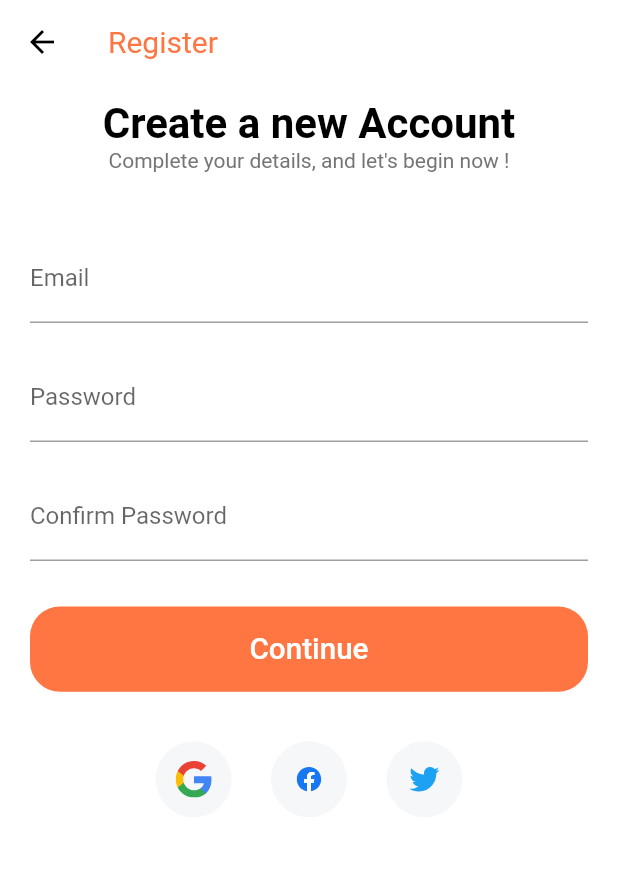
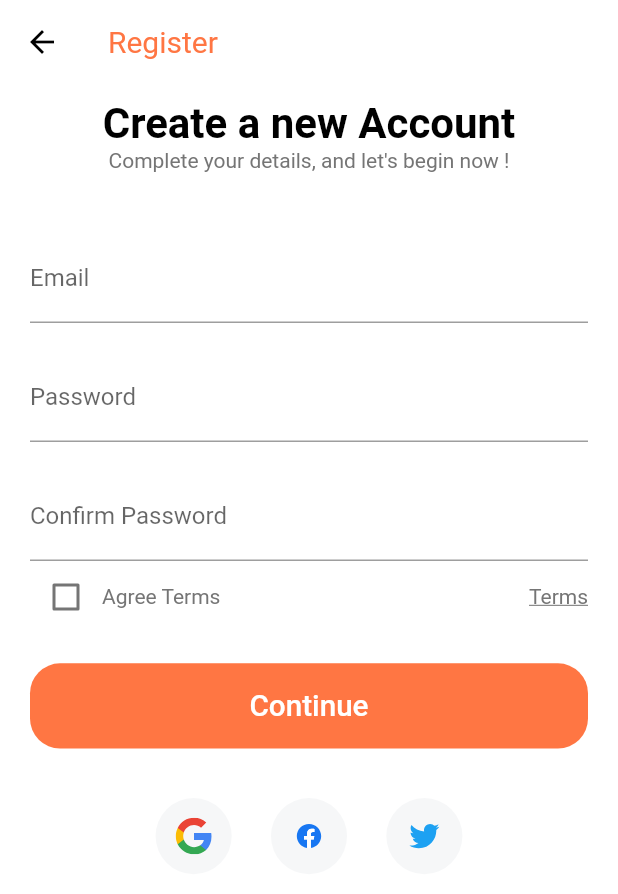
Before and after one commit to AdrienPiletEpitech/FlutterI, a Flutter app: the RegisterPage screen opened by its route, on a phone screen of 412 x 824 dp. Shown: the top 894 px of the screen. Run offline on Flutter 3.47's test engine with Material 2 defaults, Android fonts, the phone set to English and light mode, and no system bars; our stand-ins replace firebase_core, flutter_svg; accounts and stored records are empty.

Commit message:
[MOD] Register page to add checkbox for terms

```diff
--- a/lib/pages/register/register_form.dart
+++ b/lib/pages/register/register_form.dart
@@ -27,7 +27,26 @@
             buildPasswordFormField(),
             SizedBox(height: getProportionateScreenHeight(20.0)),
             buildRepeatPasswordFormField(),
-            SizedBox(height: getProportionateScreenHeight(30.0)),
+            Row(
+              children: [
+                Checkbox(
+                  value: remember,
+                  activeColor: kPrimaryColor,
+                  onChanged: (value) {
+                    setState(() {
+                      remember = value!;
+                    });
+                  },
+                ),
+                const Text("Agree Terms"),
+                const Spacer(),
+                const Text(
+                  "Terms",
+                  style: TextStyle(decoration: TextDecoration.underline),
+                ),
+              ],
+            ),
+            SizedBox(height: getProportionateScreenHeight(20.0)),
             DefaultButton(
                 text: "Continue",
                 press: () {
```
